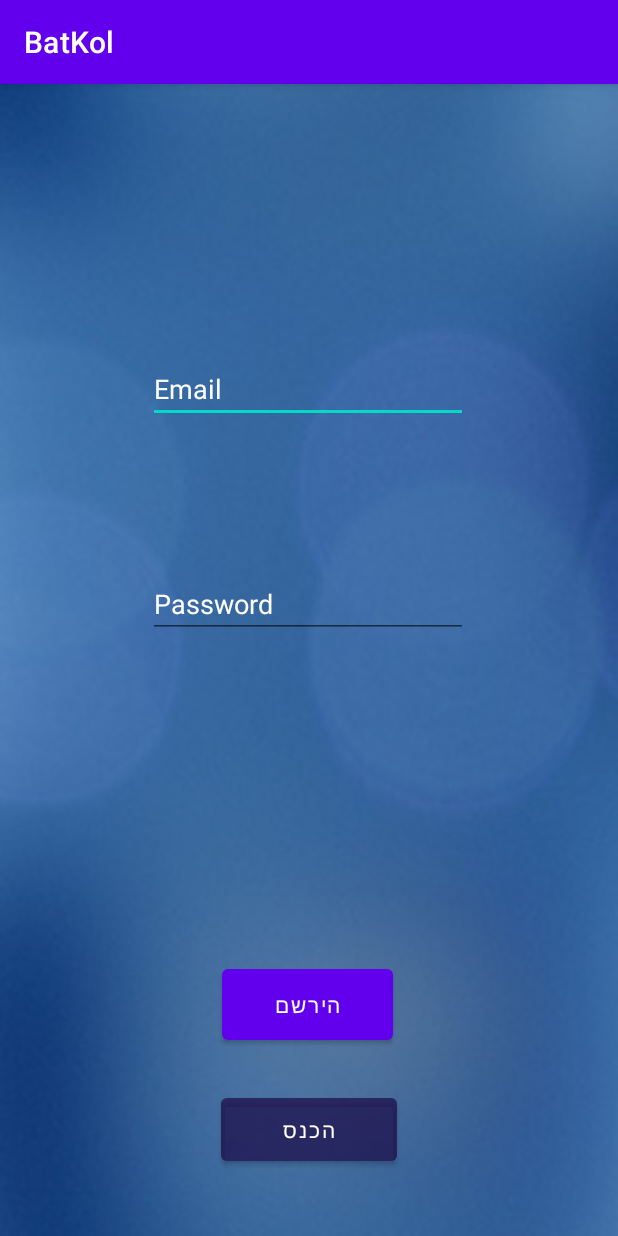
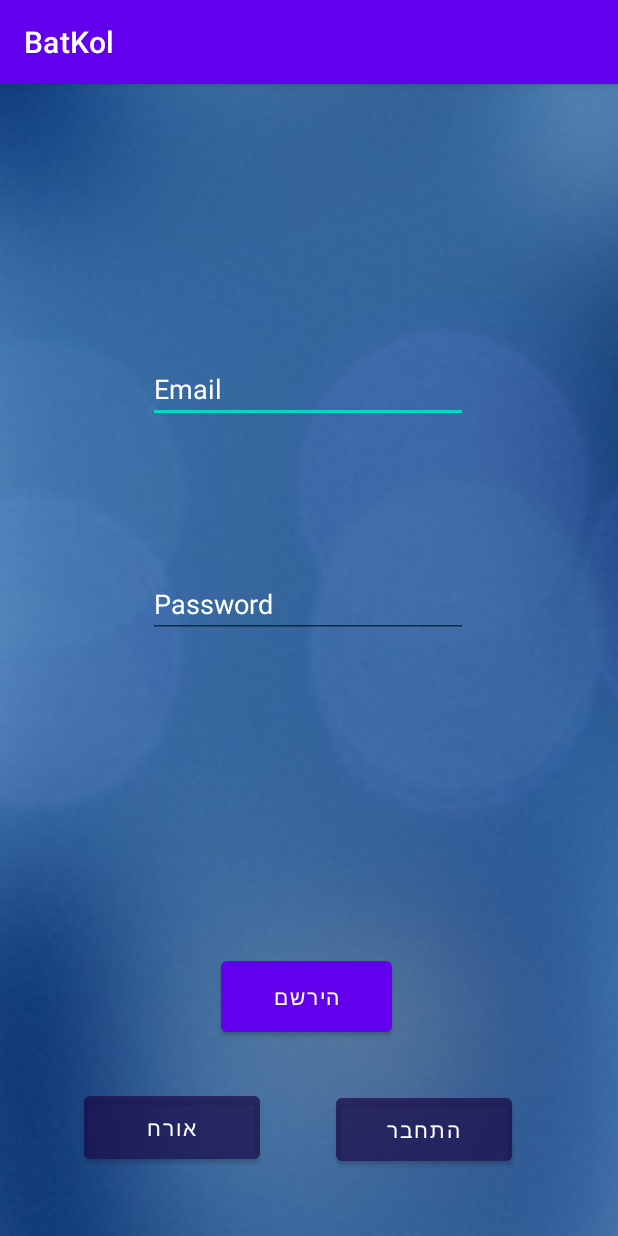
Before and after one commit to BatKol/BatKol, an Android app: the screen it shows after launch (MainActivity), on a phone screen of 412 x 824 dp. Run offline under Robolectric (Android 15) with nearby library versions, the phone set to English and light mode, and no system bars; our stand-ins replace Firebase (no records; nobody signed in at launch, a user with empty details on screens opened directly).

Commit message:
add guest option

```diff
--- a/app/src/main/res/layout/activity_main.xml
+++ b/app/src/main/res/layout/activity_main.xml
@@ -45,11 +45,24 @@ tools:context=".MainActivity">
         android:layout_height="54dp"
         android:layout_marginTop="52dp"
         android:backgroundTint="#701A0845"
-        android:text="הכנס"
+        android:text="התחבר"
         app:layout_constraintBottom_toBottomOf="parent"
         app:layout_constraintEnd_toEndOf="parent"
+        app:layout_constraintHorizontal_bias="0.415"
+        app:layout_constraintStart_toEndOf="@+id/guest"
+        app:layout_constraintTop_toBottomOf="@+id/ExistUserPassword" />
+
+    <Button
+        android:id="@+id/guest"
+        android:layout_width="117dp"
+        android:layout_height="54dp"
+        android:layout_marginStart="56dp"
+        android:backgroundTint="#701A0845"
+        android:text="אורח"
+        app:layout_constraintBottom_toBottomOf="parent"
         app:layout_constraintStart_toStartOf="parent"
-        app:layout_constraintTop_toBottomOf="@+id/ExistUserPassword" />
+        app:layout_constraintTop_toBottomOf="@+id/buttonRegister"
+        app:layout_constraintVertical_bias="0.403" />
 
     <Button
         android:id="@+id/buttonRegister"
@@ -62,8 +75,10 @@ tools:context=".MainActivity">
         android:text="הירשם"
         app:layout_constraintBottom_toTopOf="@+id/Login"
         app:layout_constraintEnd_toEndOf="parent"
+        app:layout_constraintHorizontal_bias="0.0"
         app:layout_constraintStart_toStartOf="parent"
-        app:layout_constraintTop_toBottomOf="@+id/ExistUserPassword" />
+        app:layout_constraintTop_toBottomOf="@+id/ExistUserPassword"
+        app:layout_constraintVertical_bias="0.038" />
 
 
 </androidx.constraintlayout.widget.ConstraintLayout>
```
Also changed, not shown: app/src/main/java/com/example/batkol/MainActivity.java (+16 -7 lines), app/src/main/java/com/example/batkol/Main_flow.java (+51 -20 lines), app/src/main/res/layout/activity_main_flow.xml (+18 -6 lines).
